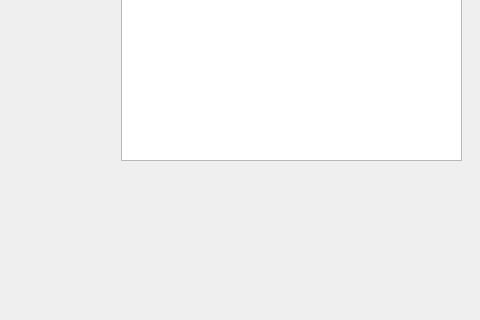
First picture: the form in src/results.ui, repository michaelweberjr/rccolumnbending, before the edit; both pictures show x 359 to 839 and y 141 to 461 of the 839 by 461 pixel window.
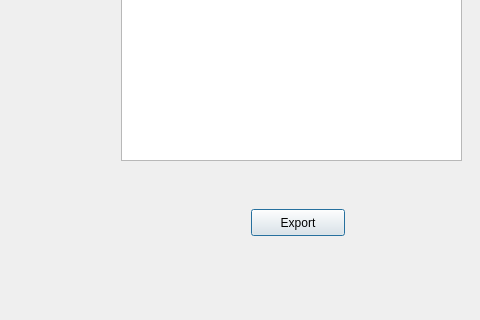
Second picture: the form after the edit. Custom widgets are drawn as their Qt base class.

Diff of the .ui file:
```diff
--- a/src/results.ui
+++ b/src/results.ui
@@ -45,7 +45,19 @@
      <height>361</height>
     </rect>
    </property>
-   <zorder>tableWidget</zorder>
+  </widget>
+  <widget class="QPushButton" name="pushButton">
+   <property name="geometry">
+    <rect>
+     <x>610</x>
+     <y>350</y>
+     <width>94</width>
+     <height>27</height>
+    </rect>
+   </property>
+   <property name="text">
+    <string>Export</string>
+   </property>
   </widget>
  </widget>
  <customwidgets>
```
